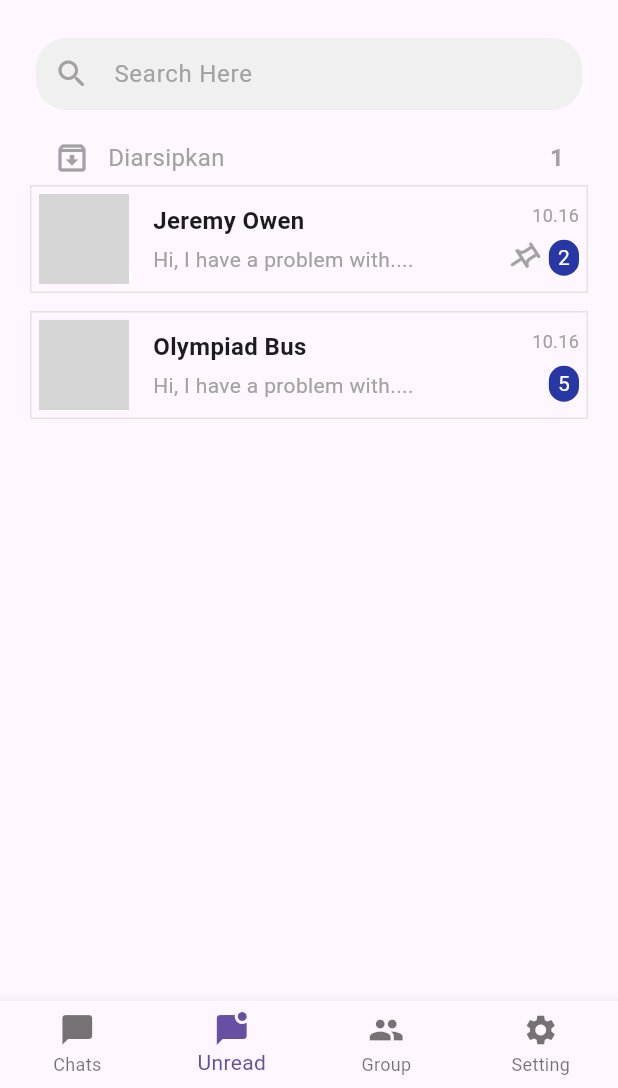
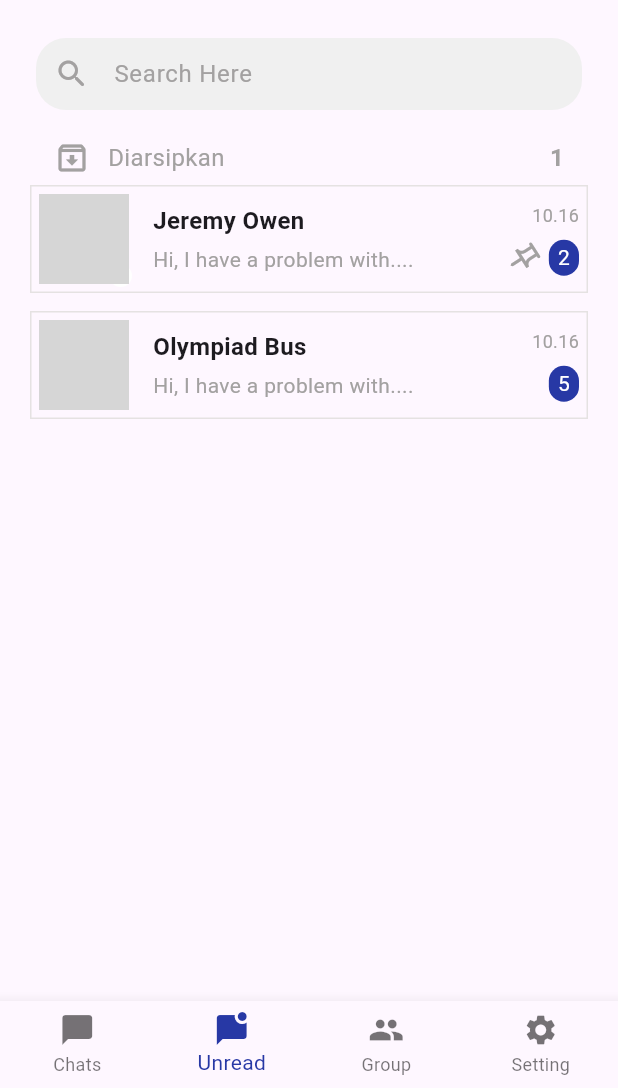
Before and after one commit to rifqinailal/admin_gychat, a Flutter app: the screen it shows after launch, item 2 of the bottom bar chosen, on a phone screen of 412 x 824 dp, the part 148-1236 px from its top. Run offline on Flutter 3.47's test engine with Material 3 defaults, Android fonts, the phone set to English and light mode, and no system bars; our stand-ins replace file_picker, flutter_slidable, get, image_cropper, image_picker, open_filex and 1 more; network calls fail; grey boxes are pictures that could not be loaded.

Commit message:
update dashboard

```diff
--- a/lib/modules/dashboard/dashboard_screen.dart
+++ b/lib/modules/dashboard/dashboard_screen.dart
@@ -1,4 +1,5 @@
 // lib/app/modules/dashboard/dashboard_screen.dart
+import 'package:admin_gychat/shared/theme/colors.dart';
 import 'package:flutter/material.dart';
 import 'package:get/get.dart';
 import '../chat_list/chat_list_view.dart';
@@ -14,29 +15,22 @@ class DashboardScreen extends GetView<DashboardController> {
       const ChatListView(listType: ChatListType.all),
       const ChatListView(listType: ChatListType.unread),
       const ChatListView(listType: ChatListType.group),
-      //const Center(child: Text('Halaman Pengaturan')),
       const SettingScreen(),
     ];
 
     return Scaffold(
-      // ==========================================================
-      // BAGIAN YANG HILANG & DIPERBAIKI ADA DI BAWAH INI
-      // ==========================================================
-
       body: Obx(
         () => IndexedStack(
           // index akan menentukan widget mana dari `children` yang ditampilkan
           index: controller.tabIndex.value,
+
           // `children` diisi dengan list widget yang sudah kita siapkan
           children: bodyContent,
         ),
       ),
-
-      // ==========================================================
-      // Bagian bottomNavigationBar Anda sudah benar.
-      // ==========================================================
       bottomNavigationBar: Obx(
         () => BottomNavigationBar(
+          selectedItemColor: ThemeColor.primary,
           type: BottomNavigationBarType.fixed,
           currentIndex: controller.tabIndex.value,
           onTap: controller.changeTabIndex,
@@ -49,10 +43,7 @@ class DashboardScreen extends GetView<DashboardController> {
               icon: Icon(Icons.mark_chat_unread),
               label: 'Unread',
             ),
-            BottomNavigationBarItem(
-              icon: Icon(Icons.group),
-              label: 'Group',
-            ),
+            BottomNavigationBarItem(icon: Icon(Icons.group), label: 'Group'),
             BottomNavigationBarItem(
               icon: Icon(Icons.settings),
               label: 'Setting',
```
